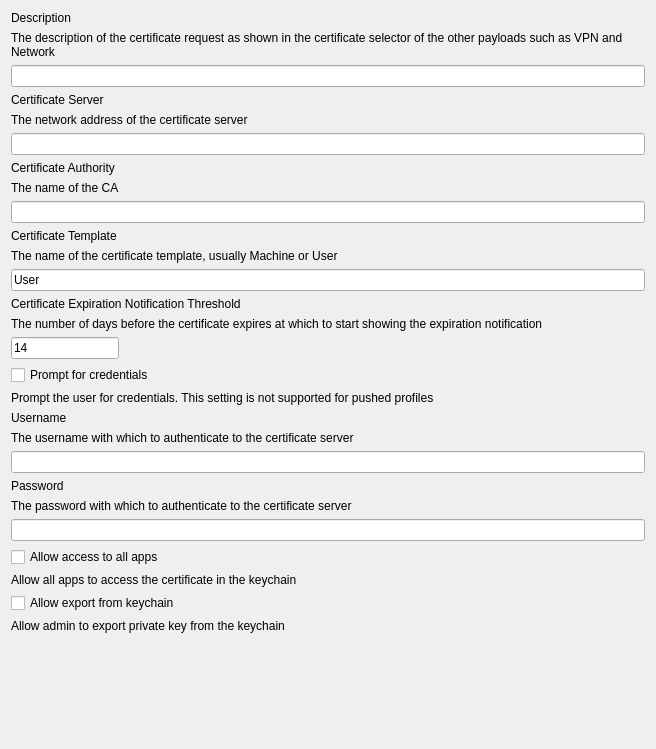
First picture: the form in FWAdminLib/Configurator/ADCertificateForm.ui, repository fw-dev/translations, before the edit.
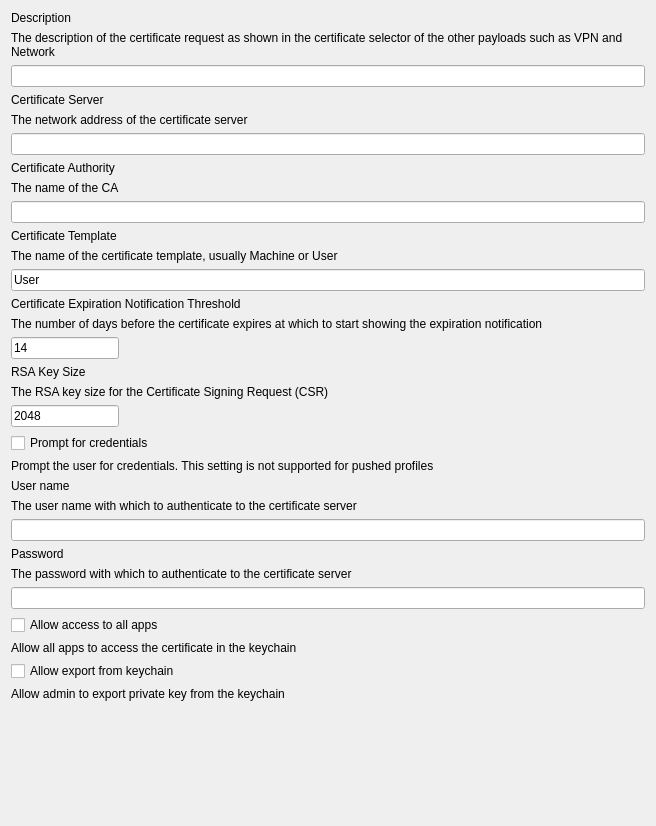
Second picture: the form after the edit.

Diff of the .ui file:
```diff
--- a/FWAdminLib/Configurator/ADCertificateForm.ui
+++ b/FWAdminLib/Configurator/ADCertificateForm.ui
@@ -7,13 +7,13 @@
     <x>0</x>
     <y>0</y>
     <width>656</width>
-    <height>749</height>
+    <height>826</height>
    </rect>
   </property>
   <property name="windowTitle">
    <string>Form</string>
   </property>
-  <layout class="QVBoxLayout" name="verticalLayout_2" stretch="0,0,0,0,0,0,0,0,0,0,0,0,0,0,0,0,0,0,0,0,0,0,1">
+  <layout class="QVBoxLayout" name="verticalLayout_2" stretch="0,0,0,0,0,0,0,0,0,0,0,0,0,0,0,0,0,0,0,0,0,0,0,0,0,1">
    <item>
     <widget class="QLabel" name="descTitle">
      <property name="text">
@@ -125,6 +125,33 @@
      </property>
     </widget>
    </item>
+   <item>
+    <widget class="QLabel" name="labelRSAKeySize">
+     <property name="text">
+      <string>RSA Key Size</string>
+     </property>
+    </widget>
+   </item>
+   <item>
+    <widget class="QLabel" name="lTipRSAKeySize">
+     <property name="text">
+      <string>The RSA key size for the Certificate Signing Request (CSR)</string>
+     </property>
+    </widget>
+   </item>
+   <item>
+    <widget class="QLineEdit" name="lineEditKeySize">
+     <property name="sizePolicy">
+      <sizepolicy hsizetype="Fixed" vsizetype="Fixed">
+       <horstretch>0</horstretch>
+       <verstretch>0</verstretch>
+      </sizepolicy>
+     </property>
+     <property name="text">
+      <string>2048</string>
+     </property>
+    </widget>
+   </item>
    <item>
     <widget class="QCheckBox" name="cbPromptForCredentials">
      <property name="text">
@@ -157,14 +184,14 @@
       <item>
        <widget class="QLabel" name="userTitle">
         <property name="text">
-         <string>Username</string>
+         <string>User name</string>
         </property>
        </widget>
       </item>
       <item>
        <widget class="QLabel" name="lTipUsername">
         <property name="text">
-         <string>The username with which to authenticate to the certificate server</string>
+         <string>The user name with which to authenticate to the certificate server</string>
         </property>
         <property name="wordWrap">
          <bool>false</bool>
```
